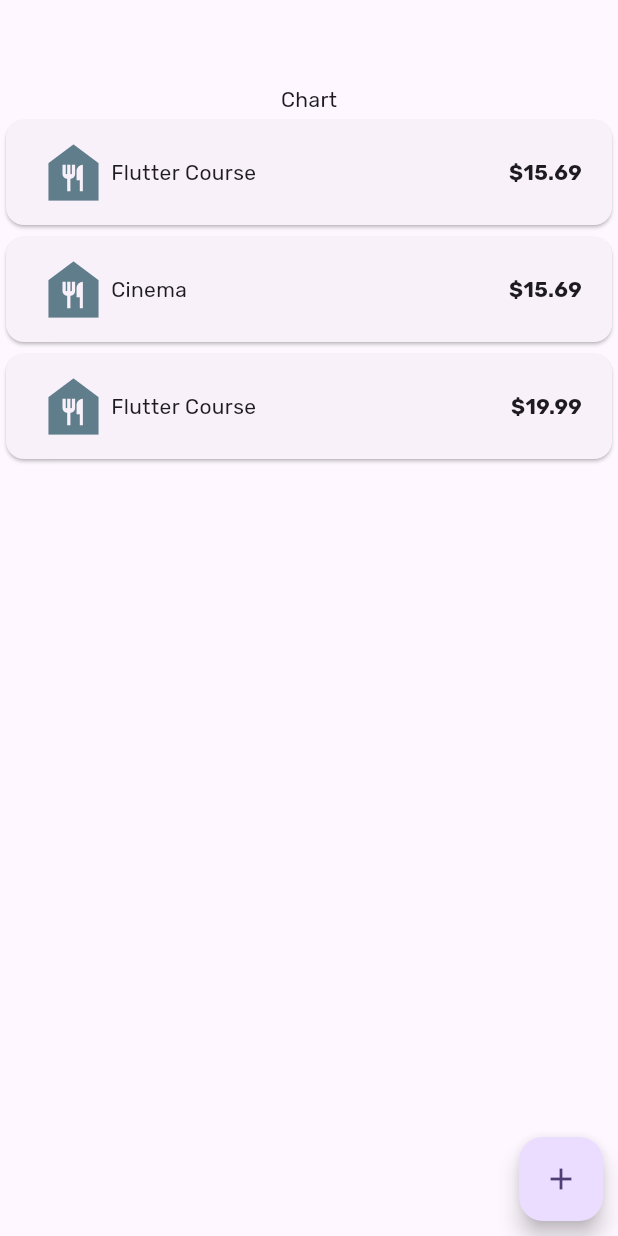
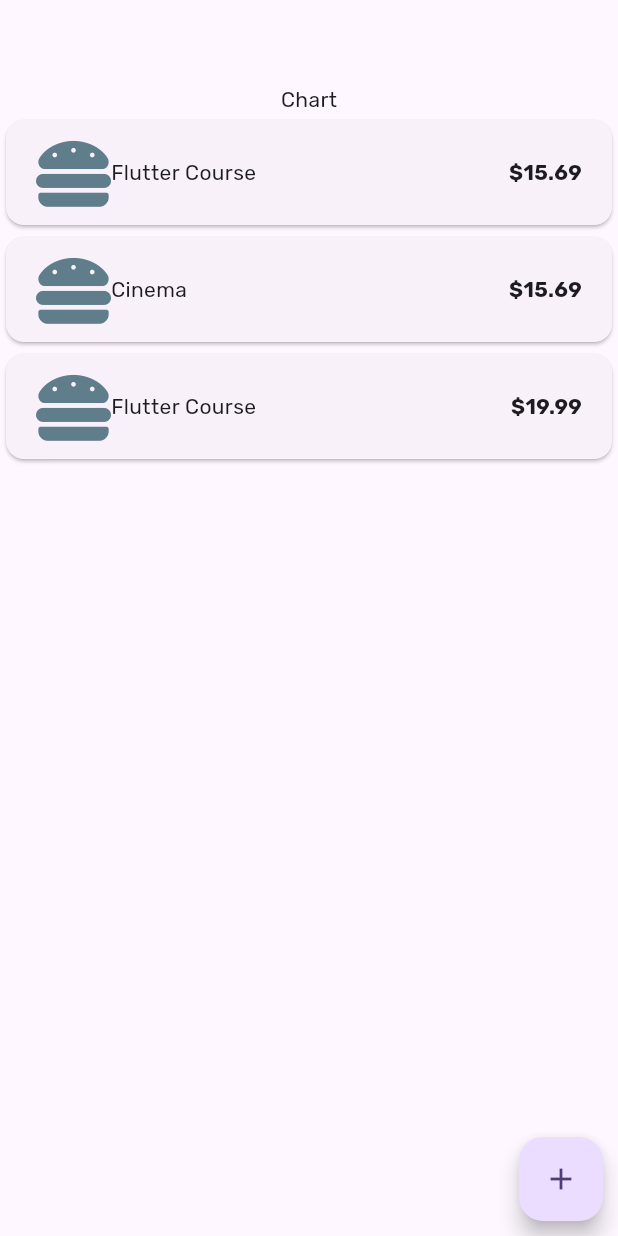
Before and after one commit to MohammadKanaan/flutter_expense_tracker, a Flutter app: the screen it shows after launch, on a phone screen of 412 x 824 dp. Run offline on Flutter 3.47's test engine with Material 3 defaults, Android fonts, the phone set to English and light mode, and no system bars; our stand-ins replace google_fonts, hooks_riverpod.

Commit message:
feat: added custom icons

```diff
--- a/lib/presentation/my_flutter_app_icons.dart
+++ b/lib/presentation/my_flutter_app_icons.dart
@@ -27,16 +27,22 @@
 ///
 import 'package:flutter/widgets.dart';
 
-class MyFlutterApp {
-  MyFlutterApp._();
+class CustomIcons {
+  CustomIcons._();
 
   static const _kFontFam = 'MyFlutterApp';
   static const String? _kFontPkg = null;
 
-  static const IconData calendar = IconData(0xe800, fontFamily: _kFontFam, fontPackage: _kFontPkg);
-  static const IconData flight = IconData(0xe801, fontFamily: _kFontFam, fontPackage: _kFontPkg);
-  static const IconData question = IconData(0xf128, fontFamily: _kFontFam, fontPackage: _kFontPkg);
-  static const IconData umbrella_beach = IconData(0xf5ca, fontFamily: _kFontFam, fontPackage: _kFontPkg);
-  static const IconData business_time = IconData(0xf64a, fontFamily: _kFontFam, fontPackage: _kFontPkg);
-  static const IconData hamburger = IconData(0xf805, fontFamily: _kFontFam, fontPackage: _kFontPkg);
+  static const IconData calendar =
+      IconData(0xe800, fontFamily: _kFontFam, fontPackage: _kFontPkg);
+  static const IconData flight =
+      IconData(0xe801, fontFamily: _kFontFam, fontPackage: _kFontPkg);
+  static const IconData question =
+      IconData(0xf128, fontFamily: _kFontFam, fontPackage: _kFontPkg);
+  static const IconData umbrella_beach =
+      IconData(0xf5ca, fontFamily: _kFontFam, fontPackage: _kFontPkg);
+  static const IconData business_time =
+      IconData(0xf64a, fontFamily: _kFontFam, fontPackage: _kFontPkg);
+  static const IconData hamburger =
+      IconData(0xf805, fontFamily: _kFontFam, fontPackage: _kFontPkg);
 }
--- a/lib/widgets/expense_item.dart
+++ b/lib/widgets/expense_item.dart
@@ -1,4 +1,5 @@
 import 'package:expense_tracker/models/expense.dart';
+import 'package:expense_tracker/presentation/my_flutter_app_icons.dart';
 import 'package:flutter/material.dart';
 
 class ExpenseItem extends StatelessWidget {
@@ -12,7 +13,7 @@ class ExpenseItem extends StatelessWidget {
         padding: const EdgeInsets.symmetric(horizontal: 20, vertical: 10),
         child: Row(
           children: [
-            const Icon(Icons.food_bank, size: 50, color: Colors.blueGrey),
+            const Icon(CustomIcons.hamburger, size: 50, color: Colors.blueGrey),
             Text('${expense.title}'),
             const Spacer(),
             Text(
```
Also changed, not shown: pubspec.yaml (+6 -4 lines), fonts/MyFlutterApp.ttf (renamed from assets/icons/MyFlutterApp.ttf).
